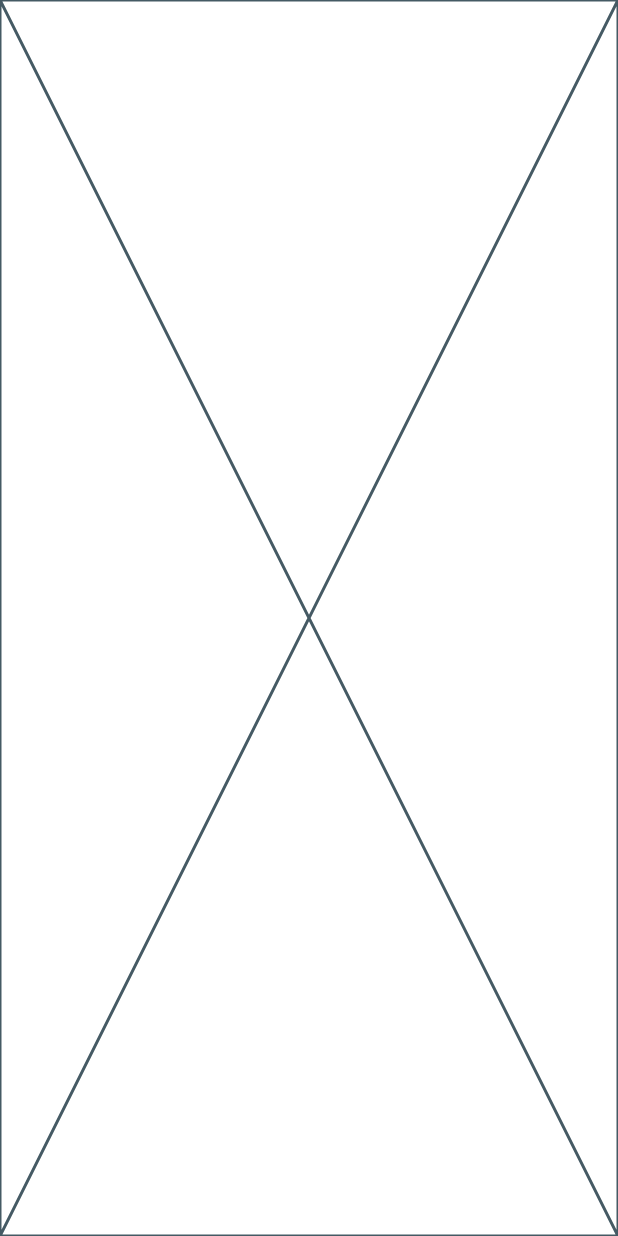
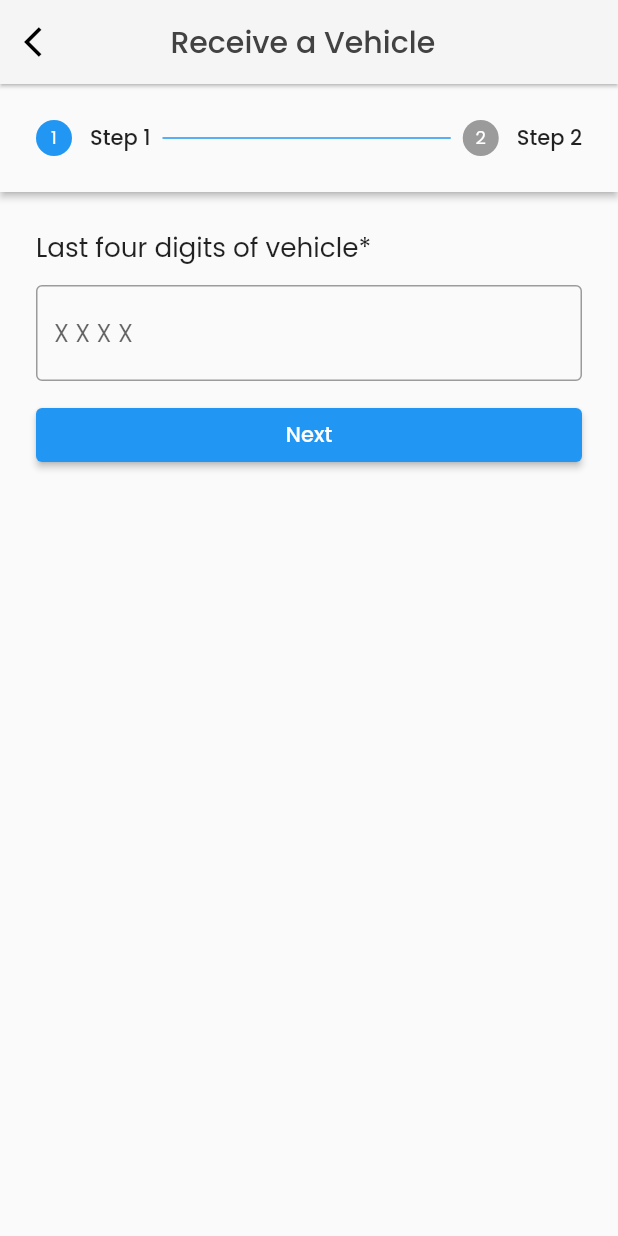
Before and after one commit to shailesh2109/Rentico, a Flutter app: the screen it shows after launch, after a tap on "Receive a vehicle", on a phone screen of 412 x 824 dp. Run offline on Flutter 3.47's test engine with Material 2 defaults, Android fonts, the phone set to English and light mode, and no system bars; our stand-ins replace google_fonts, velocity_x.

Commit message:
files updated and receive a vehicle file created without form

```diff
--- a/lib/screens/receive_vehicle1.dart
+++ b/lib/screens/receive_vehicle1.dart
@@ -1,4 +1,7 @@
 import 'package:flutter/material.dart';
+import 'package:rentico/screens/home_screen.dart';
+import 'package:rentico/widgets/themes.dart';
+import 'package:velocity_x/velocity_x.dart';
 
 class ReceiveVehicle extends StatefulWidget {
   const ReceiveVehicle({super.key});
@@ -8,8 +11,95 @@ class ReceiveVehicle extends StatefulWidget {
 }
 
 class _ReceiveVehicleState extends State<ReceiveVehicle> {
+  int currentStep=0;
   @override
   Widget build(BuildContext context) {
-    return const Placeholder();
+    return Scaffold(
+      appBar: AppBar(
+         elevation: 1,
+          backgroundColor: MyTheme.cream,
+         leading: IconButton(onPressed: () => Navigator.push(context, MaterialPageRoute(builder: (context)=>homeScreen())), icon: Icon(Icons.arrow_back_ios)),
+          automaticallyImplyLeading: false,
+          title: Text("        Receive a Vehicle",style: TextStyle(color: Color.fromARGB(255, 66, 66, 66))),
+      ),
+      body: Stepper(
+        type: StepperType.horizontal,
+      currentStep: currentStep,
+      onStepCancel: () {
+        if (currentStep > 0) {
+          setState(() {
+            currentStep -= 1;
+          });
+        }
+      },
+      onStepContinue: () {
+        if (currentStep <= 0) {
+          setState(() {
+            currentStep += 1;
+          });
+        }
+      },
+
+      controlsBuilder: (context, details) {
+        return Container(
+          child: ElevatedButton(onPressed: details.onStepContinue, child: "Next".text.make()),
+
+        );
+      },
+
+      steps: <Step>[
+        Step(
+          state: currentStep>0? StepState.complete:StepState.indexed,
+          isActive: currentStep>=0,
+          title: const Text('Step 1'),
+          content: Column(
+            crossAxisAlignment: CrossAxisAlignment.start,
+            children: [
+
+              "Last four digits of vehicle*".text.xl.make(),
+              SizedBox(height: 12,),
+              TextField(
+                decoration:
+                InputDecoration(border: OutlineInputBorder(),
+                hintText: "X X X X")
+
+              ),
+              SizedBox(height: 12,)
+            ],
+
+          ),
+        ),
+         Step(
+          isActive: currentStep>=1,
+          title: Text('Step 2'),
+          content: Column(
+            crossAxisAlignment: CrossAxisAlignment.start,
+            children: [
+
+              "Rental Income*".text.xl.make(),
+              SizedBox(height: 12,),
+              TextField(
+                decoration:
+                InputDecoration(border: OutlineInputBorder(),
+                hintText: "₹2000")
+
+              ),
+              SizedBox(height: 12,),
+
+              "Advance Amount*".text.xl.make(),
+              SizedBox(height: 12,),
+              TextField(
+                decoration:
+                InputDecoration(border: OutlineInputBorder(),
+                hintText: "₹2000")
+
+              ),
+              SizedBox(height: 12,)
+            ],
+
+          ),
+        ),
+      ],
+    ));
   }
 }
--- a/lib/utils/routes.dart
+++ b/lib/utils/routes.dart
@@ -11,4 +11,7 @@ class MyRoutes{
 
    static HomeDetails(BuildContext context,Widget page)=>
    Navigator.push(context, MaterialPageRoute(builder: (context)=>page));
+
+   static Receive(BuildContext context, Widget page)=>
+   Navigator.push(context, MaterialPageRoute(builder: (context)=>page));
 }
--- a/lib/widgets/drawer.dart
+++ b/lib/widgets/drawer.dart
@@ -1,6 +1,7 @@
 import 'package:flutter/cupertino.dart';
 import 'package:flutter/material.dart';
 import 'package:rentico/screens/booking_history.dart';
+import 'package:rentico/screens/call_customer.dart';
 import 'package:rentico/screens/contact_support.dart';
 import 'package:rentico/utils/helper.dart';
 import 'package:rentico/utils/routes.dart';
@@ -41,6 +42,7 @@ class _MyDrawerState extends State<MyDrawer> {
                   title: Text("List Vehicles",textScaleFactor: 1.2,style: TextStyle(color: Color.fromARGB(255, 66, 66, 66)),),
               ),
                ListTile(
+                onTap: () =>Navigator.push(context, MaterialPageRoute(builder: (context)=>CallCustomer())) ,
                 leading: Icon(
                   Icons.call),
                   title: Text("Call Customer",textScaleFactor: 1.2,style: TextStyle(color: Color.fromARGB(255, 66, 66, 66)),),
```
Also changed, not shown: lib/screens/call_customer.dart (added, +97 -0 lines), lib/screens/receive_vehicle2.dart (added, +16 -0 lines), lib/screens/list_of_vehicles.dart (added).
